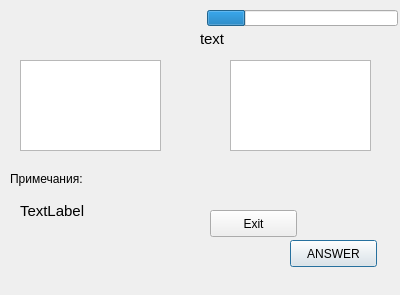
The window that qt_ui/torussian.ui (Laponina/learn_english) describes before a commit, drawn with Qt 5.
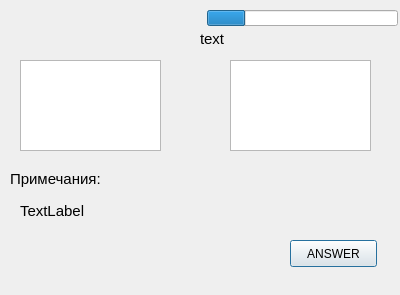
The same window after the commit.

What changed in the file:
```diff
--- a/qt_ui/torussian.ui
+++ b/qt_ui/torussian.ui
@@ -77,6 +77,11 @@
      <height>17</height>
     </rect>
    </property>
+   <property name="font">
+    <font>
+     <pointsize>11</pointsize>
+    </font>
+   </property>
    <property name="text">
     <string>Примечания:</string>
    </property>
@@ -149,19 +154,6 @@
     <string/>
    </property>
   </widget>
-  <widget class="QPushButton" name="ButtonExit">
-   <property name="geometry">
-    <rect>
-     <x>210</x>
-     <y>210</y>
-     <width>87</width>
-     <height>27</height>
-    </rect>
-   </property>
-   <property name="text">
-    <string>Exit</string>
-   </property>
-  </widget>
  </widget>
  <resources/>
  <connections/>
```
Left out of the diff: 5 changed lines with no effect on the pictures.
